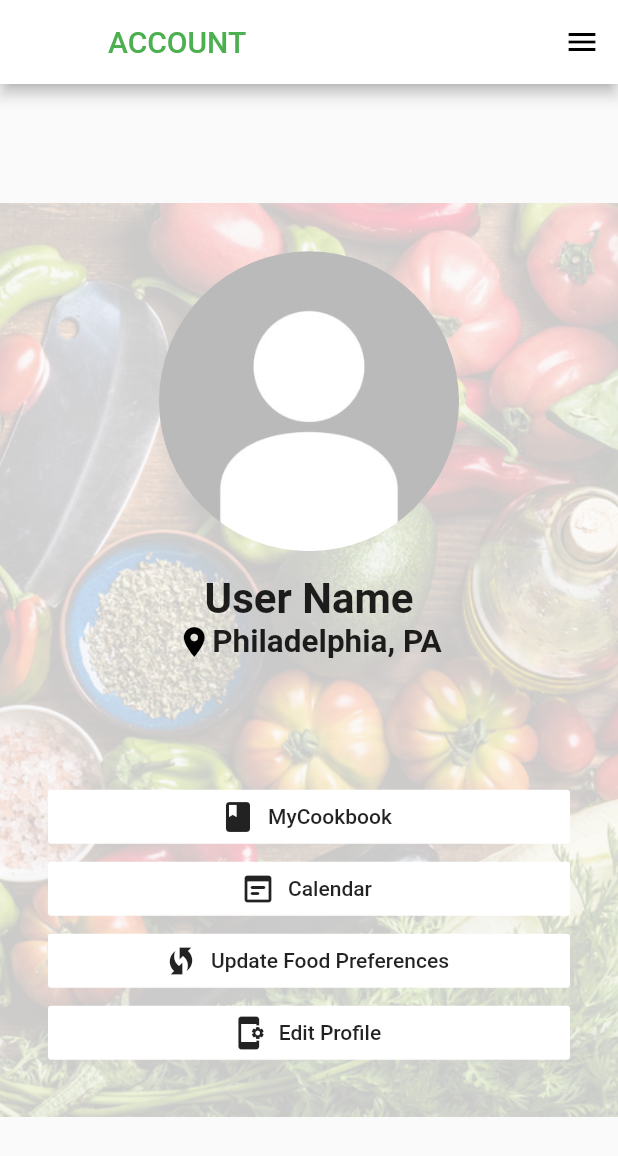
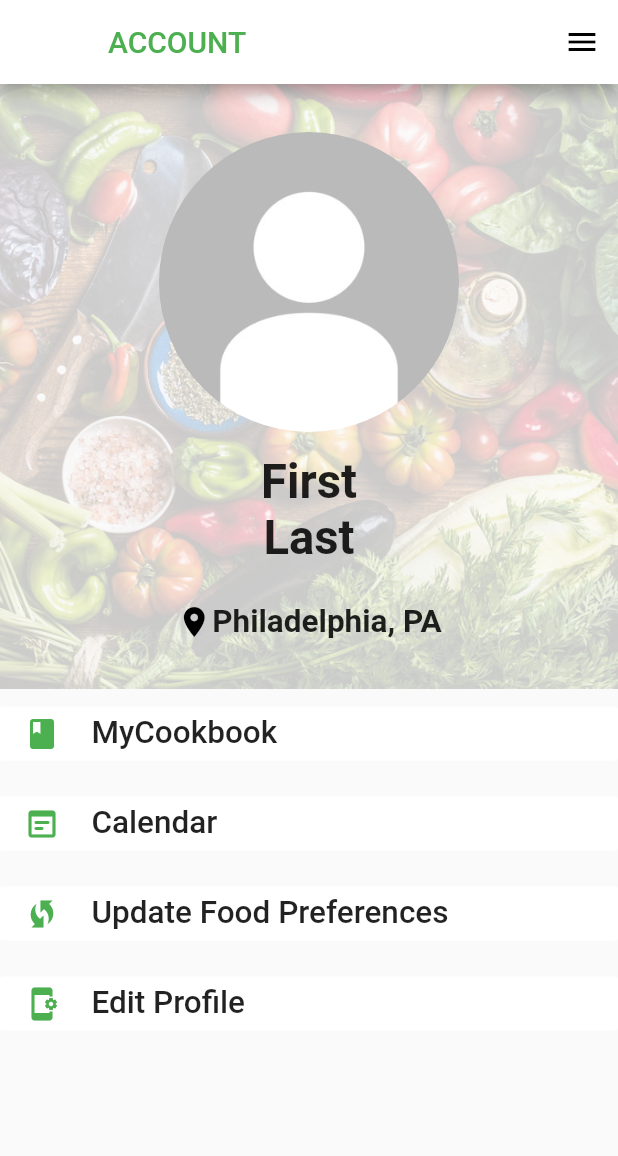
Before and after one commit to Capstone-Projects-2022-Spring/project-gorecipe, a Flutter app: the Profile screen opened directly with empty values, on a phone screen of 412 x 824 dp. Shown: the top 1156 px of the screen. Run offline on Flutter 3.47's test engine with Material 2 defaults, Android fonts, the phone set to English and light mode, and no system bars.

Commit message:
fix buttons and alignment

```diff
--- a/GoRECIPE/gorecipe/lib/Screens/profile.dart
+++ b/GoRECIPE/gorecipe/lib/Screens/profile.dart
@@ -18,10 +18,18 @@ class _Profile extends State<Profile> {
   @override
   Widget build(BuildContext context){
 
-    const userName = Text(
-      "User Name",
+    const firstName = Text(
+      "First",
       textAlign: TextAlign.center,
-      textScaleFactor: 2.0,
+      textScaleFactor: 2.25,
+      style: TextStyle(
+        fontWeight: FontWeight.bold,
+      ),
+    );
+    const lastName = Text(
+      "Last",
+      textAlign: TextAlign.center,
+      textScaleFactor: 2.25,
       style: TextStyle(
         fontWeight: FontWeight.bold,
       ),
@@ -70,8 +78,9 @@ class _Profile extends State<Profile> {
         ),
 
       body: Center(
-        child: SingleChildScrollView(
-          child: Container(
+        child: Column(
+          children: [
+            Container(
               decoration: BoxDecoration(
                 image: DecorationImage(
                   image: const AssetImage("assets/images/ingredients.png"),
@@ -97,7 +106,11 @@ class _Profile extends State<Profile> {
                         ),
                       ),
                       const SizedBox(height: 15.0),
-                    userName,
+                      firstName,
+                      lastName,
+                      const SizedBox(
+                        height: 25.0,
+                      ),
                       Row(
                         mainAxisAlignment: MainAxisAlignment.center,
                         children: const <Widget>[
@@ -110,62 +123,144 @@ class _Profile extends State<Profile> {
                           location,
                         ],
                       ),
-                    const SizedBox(
-                      height: 80.0,
-                    ),
-                    SizedBox(
-                      child: FlatButton.icon(
-                        onPressed: () {},
-                        icon: Icon(
-                            Icons.book
-                        ),
-                        label: Text('MyCookbook', textAlign: TextAlign.left,),
-                        color: Colors.white,
-                        minWidth: double.infinity,
-                      ),
-                    ),
-                    SizedBox(
-                      child: FlatButton.icon(
-                        onPressed: () {},
-                        icon: Icon(
-                            Icons.wysiwyg_rounded
-                        ),
-                        label: Text('Calendar'),
-                        color: Colors.white,
-                        minWidth: double.infinity,
-                      ),
-                    ),
-                    SizedBox(
-                      child: FlatButton.icon(
-                        onPressed: () {},
-                        icon: Icon(
-                            Icons.wifi_protected_setup
-                        ),
-                        label: Text('Update Food Preferences'),
-                        color: Colors.white,
-                        minWidth: double.infinity,
-                      ),
-                    ),
-                    SizedBox(
-                      child: FlatButton.icon(
-                        onPressed: () {},
-                        icon: Icon(
-                            Icons.app_settings_alt
-                        ),
-                        label: Text('Edit Profile'),
-                        color: Colors.white,
-                        minWidth: double.infinity,
-                      ),
-                    )
+
+
                     ],
                 ),
 
               ),
-
             ),
-        )
-      )
-
+            SizedBox(
+              height: 60,
+              width: double.infinity,
+              child: Align(
+                alignment: Alignment.centerLeft,
+                child: FlatButton(
+                  onPressed: () {},
+                  color: Colors.white,
+                  minWidth: double.infinity,
+                  child: Row(
+                    mainAxisAlignment: MainAxisAlignment.start,
+                    children: [
+                      Icon(
+                        Icons.book,
+                        color: Colors.green,
+                      ),
+                      Text('    MyCookbook', textDirection: TextDirection.ltr, textAlign: TextAlign.justify, textScaleFactor: 1.5,),
+                    ],
+                  ),
+                ),
+              ),
+              /*child: FlatButton.icon(
+                onPressed: () {},
+                icon: Icon(
+                    Icons.book,
+                    color: Colors.green
+                ),
+                label: Text('MyCookbook', textAlign: TextAlign.left, textScaleFactor: 1.5,),
+                color: Colors.white,
+                minWidth: double.infinity,
+              ),*/
+            ),
+            SizedBox(
+              height: 60,
+              width: double.infinity,
+              child: Align(
+                alignment: Alignment.centerLeft,
+                child: FlatButton(
+                  onPressed: () {},
+                  color: Colors.white,
+                  minWidth: double.infinity,
+                  child: Row(
+                    mainAxisAlignment: MainAxisAlignment.start,
+                    children: [
+                      Icon(
+                        Icons.wysiwyg_rounded,
+                        color: Colors.green,
+                      ),
+                      Text('    Calendar', textDirection: TextDirection.ltr, textAlign: TextAlign.justify, textScaleFactor: 1.5,),
+                    ],
+                  ),
+                ),
+              ),
+              /*child: FlatButton.icon(
+                onPressed: () {},
+                icon: Icon(
+                    Icons.wysiwyg_rounded,
+                    color: Colors.green
+                ),
+                label: Text('Calendar', textScaleFactor: 1.5,),
+                color: Colors.white,
+                minWidth: double.infinity,
+              ),*/
+            ),
+            SizedBox(
+              height: 60,
+              width: double.infinity,
+              child: Align(
+                alignment: Alignment.centerLeft,
+                child: FlatButton(
+                  onPressed: () {},
+                  color: Colors.white,
+                  minWidth: double.infinity,
+                  child: Row(
+                    mainAxisAlignment: MainAxisAlignment.start,
+                    children: [
+                      Icon(
+                        Icons.wifi_protected_setup,
+                        color: Colors.green,
+                      ),
+                      Text('    Update Food Preferences', textDirection: TextDirection.ltr, textAlign: TextAlign.justify, textScaleFactor: 1.5,),
+                    ],
+                  ),
+                ),
+              ),
+              /*child: FlatButton.icon(
+                onPressed: () {},
+                icon: Icon(
+                    Icons.wifi_protected_setup,
+                    color: Colors.green
+                ),
+                label: Text('Update Food Preferences', textScaleFactor: 1.5,),
+                color: Colors.white,
+                minWidth: double.infinity,
+              ),*/
+            ),
+            SizedBox(
+              height: 60,
+              width: double.infinity,
+              child: Align(
+                alignment: Alignment.centerLeft,
+                child: FlatButton(
+                  onPressed: () {},
+                  color: Colors.white,
+                  minWidth: double.infinity,
+                  child: Row(
+                    mainAxisAlignment: MainAxisAlignment.start,
+                    children: [
+                      Icon(
+                        Icons.app_settings_alt,
+                        color: Colors.green,
+                      ),
+                      Text('    Edit Profile', textDirection: TextDirection.ltr, textAlign: TextAlign.justify, textScaleFactor: 1.5,),
+                    ],
+                  ),
+                ),
+              ),
+              /*child: FlatButton.icon(
+                onPressed: () {},
+                icon: Icon(
+                    Icons.app_settings_alt,
+                    color: Colors.green
+                ),
+                label: Text('Edit Profile', textScaleFactor: 1.5,),
+                color: Colors.white,
+                minWidth: double.infinity,
+              ),*/
+            ),
+            ],
+          ),
+        ),
       );
   }
 
```
Lines whose indentation alone changed are shown as unchanged.
